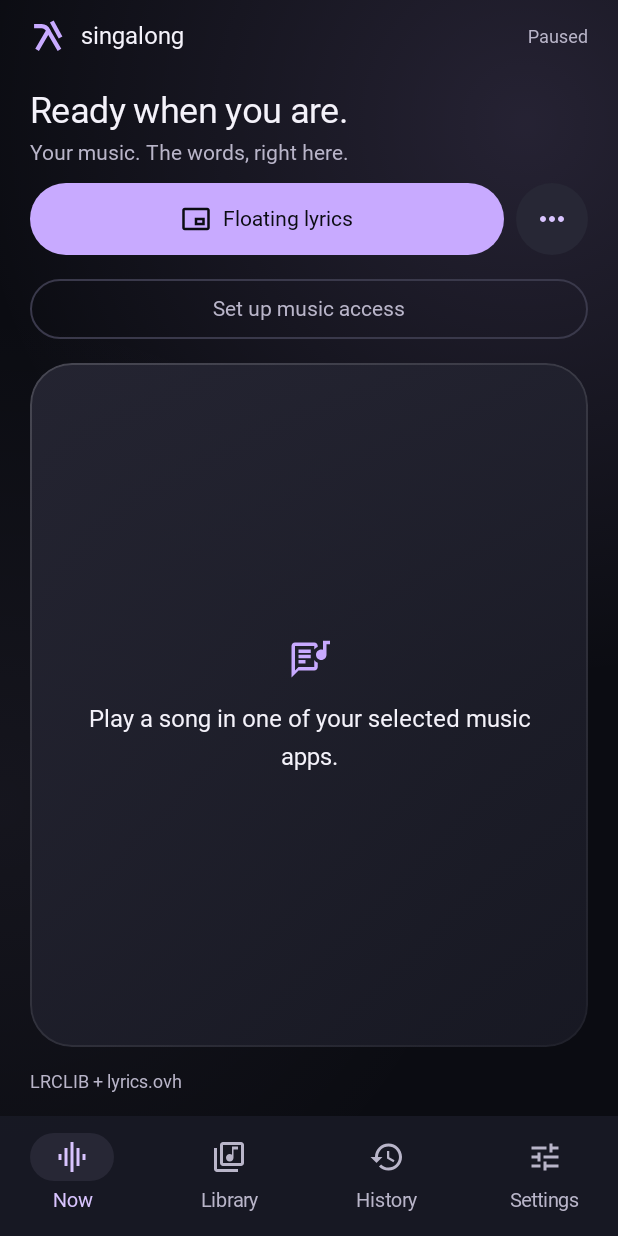
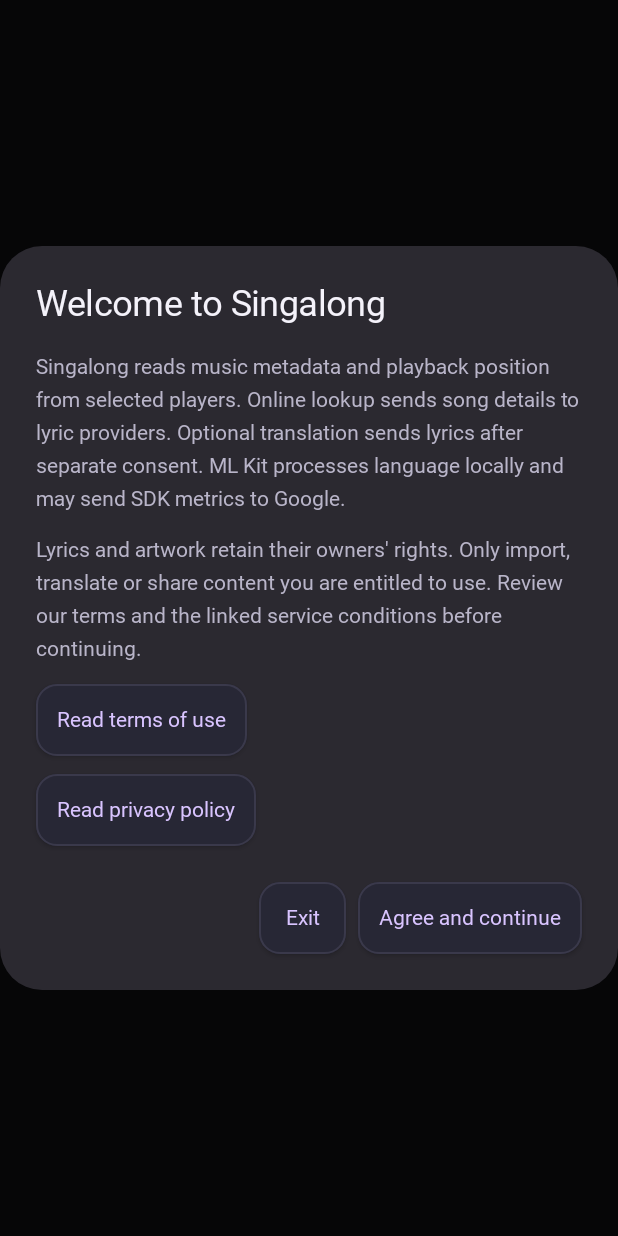
Before and after one commit to kmab5/singalong, an Android app built with Jetpack Compose: the screen it shows after launch (MainActivity), on a phone screen of 412 x 824 dp. Run offline under Robolectric (Android 15) with nearby library versions, the phone set to English and light mode, and no system bars; our stand-ins replace Room's generated code; libraries missing offline, so code that uses them is left out: com.google.mlkit.nl; pictures from the network do not load; Roboto replaces fonts that are not available here.

Commit message:
Prepare Play bundle signing and first-launch terms for 1.3.1

```diff
--- a/app/build.gradle.kts
+++ b/app/build.gradle.kts
@@ -33,7 +33,7 @@ android {
     buildFeatures { compose = true; buildConfig = true }
     splits {
         abi {
-            isEnable = true
+            isEnable = !providers.gradleProperty("playBundle").map(String::toBoolean).getOrElse(false)
             reset()
             include("arm64-v8a", "armeabi-v7a", "x86", "x86_64")
             isUniversalApk = true
--- a/app/src/main/java/com/kmab/singalong/ui/AboutContent.kt
+++ b/app/src/main/java/com/kmab/singalong/ui/AboutContent.kt
@@ -35,6 +35,8 @@ fun AboutContent(openLink: (String) -> Unit) {
         AboutSection("Experimental sync", "Untimed lyrics can follow an estimated reading pace. This is an optional approximation, not audio recognition or word-level timing. Original text and timestamps are preserved.")
         AboutSection("Credits", "Design by kmab. Inter and PT Mono fonts use the SIL Open Font License. Built with Kotlin, Jetpack Compose, Room, OkHttp and ML Kit. This personal app is independent of music players and lyric providers; source attribution is kept with each saved version.")
         FlowRow(horizontalArrangement = Arrangement.spacedBy(8.dp), verticalArrangement = Arrangement.spacedBy(8.dp)) {
+            ActionButton(onClick = { openLink("https://kmab5.github.io/singalong/privacy.html") }) { Text("Privacy policy") }
+            ActionButton(onClick = { openLink("https://kmab5.github.io/singalong/terms.html") }) { Text("Terms of use") }
             ActionButton(onClick = { openLink("https://developers.google.com/ml-kit/terms") }) { Text("ML Kit privacy") }
             ActionButton(onClick = { openLink("https://github.com/kmab5/singalong") }) { Text("Source code & licenses") }
             ActionButton(onClick = { openLink("https://mymemory.translated.net/terms-and-conditions") }) { Text("Translation terms") }
--- a/app/src/main/java/com/kmab/singalong/ui/FoundationScreen.kt
+++ b/app/src/main/java/com/kmab/singalong/ui/FoundationScreen.kt
@@ -34,6 +34,7 @@ data class FoundationActions(val musicAccess: () -> Unit, val overlayAccess: ()
 @OptIn(ExperimentalMaterial3Api::class)
 @Composable
 fun FoundationScreen(container: AppContainer, permissions: PermissionStatus, actions: FoundationActions) {
+    if (!TermsAgreement(actions.openLink)) return
     val scope = rememberCoroutineScope()
     val state by container.state.collectAsStateWithLifecycle()
     val settings by container.settings.state.collectAsStateWithLifecycle()
--- /dev/null
+++ b/app/src/main/java/com/kmab/singalong/ui/TermsAgreement.kt
@@ -0,0 +1,28 @@
+package com.kmab.singalong.ui
+
+import androidx.compose.foundation.layout.*
+import androidx.compose.material3.*
+import androidx.compose.runtime.*
+import androidx.compose.ui.Modifier
+import androidx.compose.ui.platform.LocalContext
+import androidx.compose.ui.unit.dp
+
+/** Agreement is local to this installation and is not restored from library backups. */
+@Composable
+internal fun TermsAgreement(openLink: (String) -> Unit): Boolean {
+    val context = LocalContext.current
+    val preferences = remember { context.getSharedPreferences("legal_agreement", android.content.Context.MODE_PRIVATE) }
+    var accepted by remember { mutableStateOf(preferences.getInt("terms_version", 0) >= 1) }
+    if (!accepted) AlertDialog(onDismissRequest = {}, title = { Text("Welcome to Singalong") }, text = {
+        Column(verticalArrangement = Arrangement.spacedBy(12.dp)) {
+            Text("Singalong reads music metadata and playback position from selected players. Online lookup sends song details to lyric providers. Optional translation sends lyrics after separate consent. ML Kit processes language locally and may send SDK metrics to Google.")
+            Text("Lyrics and artwork retain their owners' rights. Only import, translate or share content you are entitled to use. Review our terms and the linked service conditions before continuing.")
+            ActionButton(onClick = { openLink("https://kmab5.github.io/singalong/terms.html") }) { Text("Read terms of use") }
+            ActionButton(onClick = { openLink("https://kmab5.github.io/singalong/privacy.html") }) { Text("Read privacy policy") }
+        }
+    }, confirmButton = { ActionButton(onClick = {
+        preferences.edit().putInt("terms_version", 1).apply()
+        accepted = true
+    }) { Text("Agree and continue") } }, dismissButton = { ActionButton(onClick = { (context as? android.app.Activity)?.finish() }) { Text("Exit") } })
+    return accepted
+}
```
Also changed, not shown: 5 other files.
